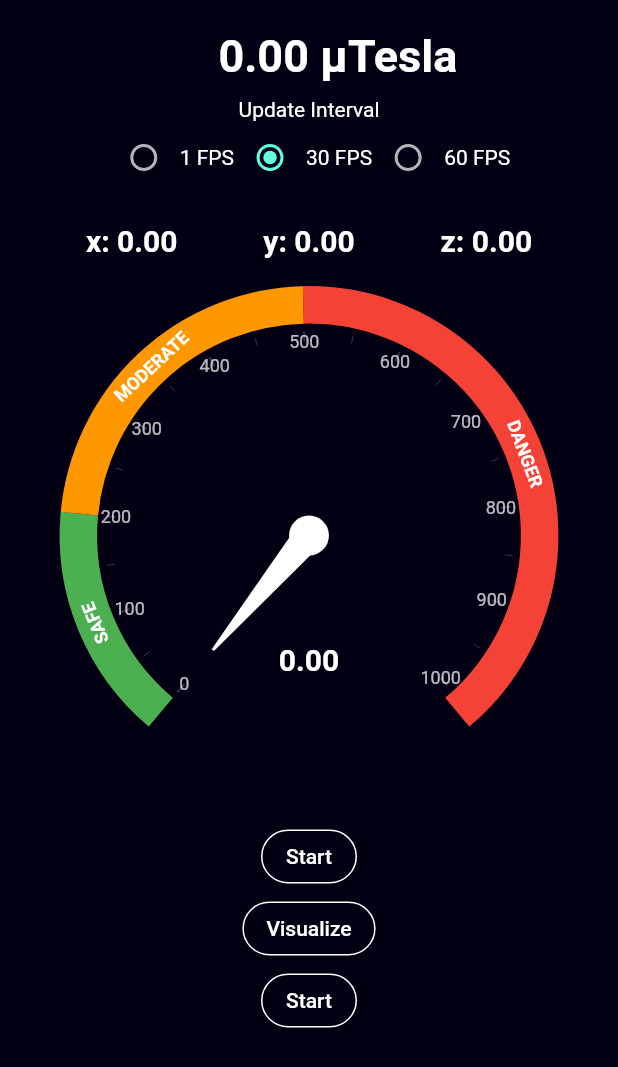
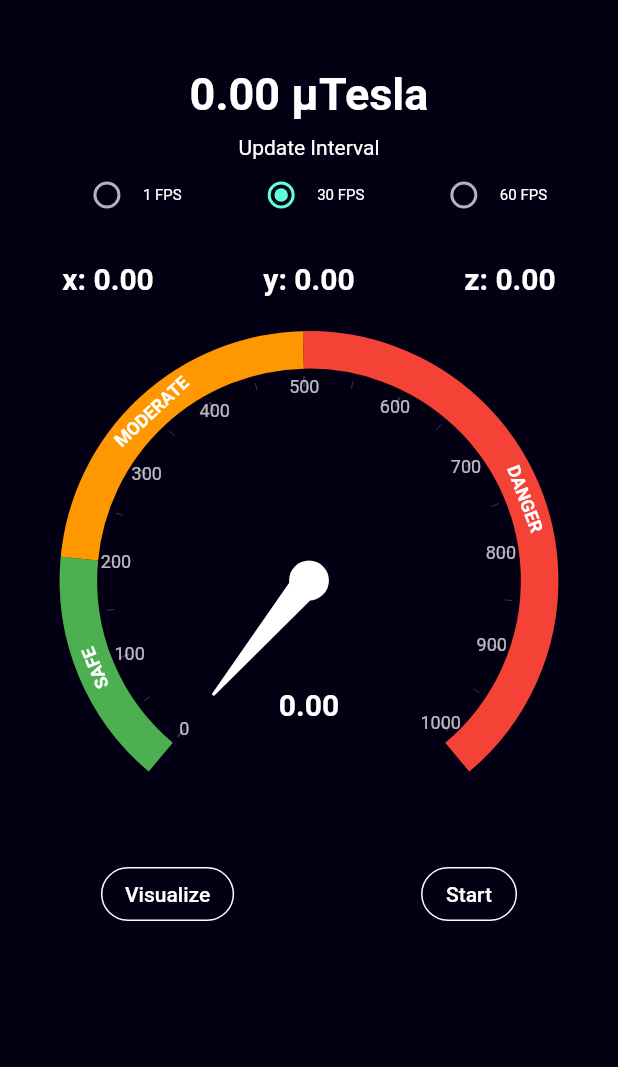
Before and after one commit to fkkdrive/emf_app_1, a Flutter app: the screen it shows after launch, on a phone screen of 412 x 824 dp. Shown: the top 1067 px of the screen. Run offline on Flutter 3.47's test engine with Material 2 defaults, Android fonts, the phone set to English and light mode, and no system bars; drawn by our look-alikes of syncfusion_flutter_gauges; our stand-ins replace syncfusion_flutter_charts; missing offline and left inert: motion_sensors; Roboto replaces fonts that are missing (DMSans).

Commit message:
Positioning radio buttons

```diff
--- a/lib/home.dart
+++ b/lib/home.dart
@@ -21,31 +21,30 @@ class _HomeState extends State<Home> {
       backgroundColor: AppColors.primaryColor,
       body: SingleChildScrollView(
         child: Center(
+          child: Padding(
+            padding: const EdgeInsets.all(5.0),
             child: Column(
               children: <Widget>[
+                const SizedBox(
+                  height: 40.0,
+                ),
                 const MainReading(),
+                const SizedBox(height: 10),
+                const Text('Update Interval'),
                 const XYZReading(),
                 const MeterReading(),
-              Consumer<MagnitudeProvider>(
-                builder: (context, model, child) => ElevatedButton(
-                    style: ButtonStyle(
-                        shape: MaterialStateProperty.all(RoundedRectangleBorder(
-                            borderRadius: BorderRadius.circular(100),
-                            side: const BorderSide(color: Colors.white))),
-                        backgroundColor:
-                            MaterialStateProperty.all(AppColors.primaryColor)),
-                    onPressed: () {
-                      model.changeValues();
-                    },
-                    child: const Text('Start')),
-              ),
+                Row(
+                  mainAxisAlignment: MainAxisAlignment.spaceAround,
+                  children: [
                     ElevatedButton(
                         style: ButtonStyle(
-                      shape: MaterialStateProperty.all(RoundedRectangleBorder(
+                            shape: MaterialStateProperty.all(
+                                RoundedRectangleBorder(
                                     borderRadius: BorderRadius.circular(100),
-                          side: const BorderSide(color: Colors.white))),
-                      backgroundColor:
-                          MaterialStateProperty.all(AppColors.primaryColor)),
+                                    side:
+                                        const BorderSide(color: Colors.white))),
+                            backgroundColor: MaterialStateProperty.all(
+                                AppColors.primaryColor)),
                         onPressed: () {
                           Navigator.push(
                               context,
@@ -56,11 +55,13 @@ class _HomeState extends State<Home> {
                     Consumer<MagnitudeProvider>(
                       builder: (context, model, child) => ElevatedButton(
                           style: ButtonStyle(
-                        shape: MaterialStateProperty.all(RoundedRectangleBorder(
+                              shape: MaterialStateProperty.all(
+                                  RoundedRectangleBorder(
                                       borderRadius: BorderRadius.circular(100),
-                            side: const BorderSide(color: Colors.white))),
-                        backgroundColor:
-                            MaterialStateProperty.all(AppColors.primaryColor)),
+                                      side: const BorderSide(
+                                          color: Colors.white))),
+                              backgroundColor: MaterialStateProperty.all(
+                                  AppColors.primaryColor)),
                           onPressed: () {
                             model.changeValues();
                           },
@@ -68,6 +69,9 @@ class _HomeState extends State<Home> {
                     ),
                   ],
                 ),
+              ],
+            ),
+          ),
         ),
       ),
     );
--- a/lib/widgets/main_reading.dart
+++ b/lib/widgets/main_reading.dart
@@ -12,17 +12,9 @@ class MainReading extends StatefulWidget {
 class _MainReadingState extends State<MainReading> {
   @override
   Widget build(BuildContext context) {
-    return Column(
-      children: [
-        const SizedBox(height: 20),
-        Consumer<MagnitudeProvider>(
+    return Consumer<MagnitudeProvider>(
       builder: (context, model, child) => Row(
         mainAxisAlignment: MainAxisAlignment.center,
-            children: [
-              SizedBox(
-                width: MediaQuery.of(context).size.width / 2,
-                child: Row(
-                  mainAxisAlignment: MainAxisAlignment.end,
         children: [
           Text(
             model.magnitude.toStringAsFixed(2),
@@ -31,15 +23,7 @@ class _MainReadingState extends State<MainReading> {
               fontWeight: FontWeight.bold,
             ),
           ),
-                  ],
-                ),
-              ),
-              SizedBox(
-                width: MediaQuery.of(context).size.width / 2,
-                child: Row(
-                  mainAxisAlignment: MainAxisAlignment.start,
-                  children: const [
-                    Text(
+          const Text(
             ' μTesla',
             style: TextStyle(
               fontSize: 30,
@@ -48,11 +32,6 @@ class _MainReadingState extends State<MainReading> {
           ),
         ],
       ),
-              ),
-            ],
-          ),
-        ),
-      ],
     );
   }
 }
--- a/lib/widgets/meter_reading.dart
+++ b/lib/widgets/meter_reading.dart
@@ -21,6 +21,7 @@ class _MeterReadingState extends State<MeterReading> {
       ),
       child: Column(
         children: [
+          const SizedBox(height: 5),
           Consumer<MagnitudeProvider>(
             builder: (context, model, child) =>
                 SfRadialGauge(axes: <RadialAxis>[
@@ -74,7 +75,6 @@ class _MeterReadingState extends State<MeterReading> {
                   ])
             ]),
           ),
-          const SizedBox(height: 5),
         ],
       ),
     );
--- a/lib/widgets/xyz_reading.dart
+++ b/lib/widgets/xyz_reading.dart
@@ -13,13 +13,14 @@ class XYZReading extends StatefulWidget {
 class _XYZReadingState extends State<XYZReading> {
   @override
   Widget build(BuildContext context) {
-    return Column(
+    return Consumer<MagnitudeProvider>(
+      builder: (context, model, child) => Column(
         children: [
-        const SizedBox(height: 10),
-        const Text('Update Interval'),
-        Consumer<MagnitudeProvider>(
-          builder: (context, model, child) => Row(
-            mainAxisAlignment: MainAxisAlignment.center,
+          Row(
+            mainAxisAlignment: MainAxisAlignment.spaceEvenly,
+            children: [
+              Row(
+                mainAxisAlignment: MainAxisAlignment.spaceEvenly,
                 children: [
                   Radio(
                     value: 1,
@@ -27,36 +28,56 @@ class _XYZReadingState extends State<XYZReading> {
                     onChanged: (dynamic value) => model.setUpdateInterval(
                         1, Duration.microsecondsPerSecond ~/ 1),
                   ),
-              const Text("1 FPS"),
+                  const Text(
+                    "1 FPS",
+                    style: TextStyle(fontSize: 10.0),
+                  ),
+                ],
+              ),
+              Row(
+                mainAxisAlignment: MainAxisAlignment.spaceAround,
+                children: [
                   Radio(
                     value: 2,
                     groupValue: model.groupvalue,
                     onChanged: (dynamic value) => model.setUpdateInterval(
                         2, Duration.microsecondsPerSecond ~/ 30),
                   ),
-              const Text("30 FPS"),
+                  const Text(
+                    "30 FPS",
+                    style: TextStyle(fontSize: 10.0),
+                  ),
+                ],
+              ),
+              Row(
+                mainAxisAlignment: MainAxisAlignment.spaceBetween,
+                children: [
                   Radio(
                     value: 3,
                     groupValue: model.groupvalue,
                     onChanged: (dynamic value) => model.setUpdateInterval(
                         3, Duration.microsecondsPerSecond ~/ 60),
                   ),
-              const Text("60 FPS"),
+                  const Text(
+                    "60 FPS",
+                    style: TextStyle(fontSize: 10.0),
+                  ),
                 ],
               ),
+            ],
           ),
           const SizedBox(height: 20),
           Consumer<MagnitudeProvider>(
             builder: (context, model, child) => Row(
-            mainAxisAlignment: MainAxisAlignment.spaceEvenly,
+                mainAxisAlignment: MainAxisAlignment.spaceAround,
                 children: <Widget>[
                   textWidget('x: ${model.x.toStringAsFixed(2)}'),
                   textWidget('y: ${model.y.toStringAsFixed(2)}'),
                   textWidget('z: ${model.z.toStringAsFixed(2)}'),
+                ]),
+          ),
         ],
       ),
-        ),
-      ],
     );
   }
 }
```
Lines whose indentation alone changed are shown as unchanged.
